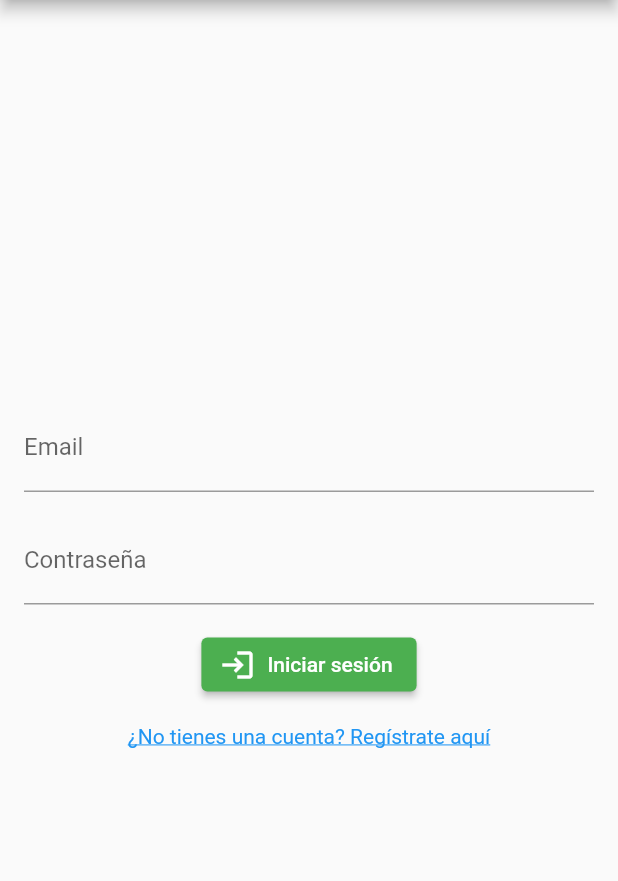
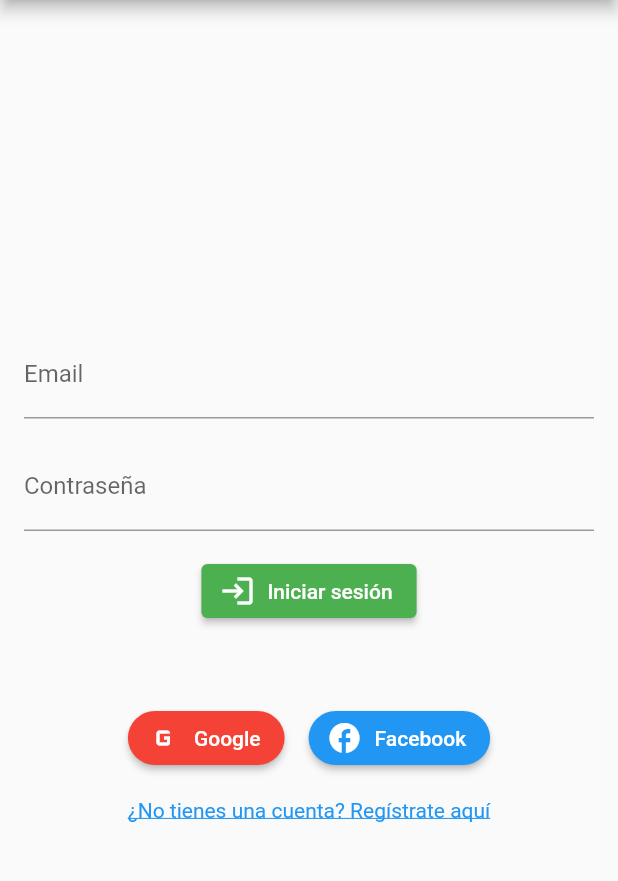
Before and after one commit to FrancaBruzzone/Obl_IHC_PruebasConFlutter, a Flutter app: the screen it shows after launch, on a phone screen of 412 x 824 dp, the part 84-965 px from its top. Run offline on Flutter 3.47's test engine with Material 2 defaults, Android fonts, the phone set to English and light mode, and no system bars; our stand-ins replace image_picker; missing offline and left inert: flutter_barcode_scanner.

Commit message:
Agrego botones para iniciar sesion con google y con facebook, sin ninguna lógica

```diff
--- a/lib/views/login_page.dart
+++ b/lib/views/login_page.dart
@@ -8,7 +8,7 @@ class LoginPage extends StatelessWidget {
     return Scaffold(
       appBar: AppBar(
         title: Text('GreenTrace'),
-        backgroundColor: Colors.green
+        backgroundColor: Colors.green,
       ),
       body: Padding(
         padding: EdgeInsets.all(16.0),
@@ -30,23 +30,70 @@ class LoginPage extends StatelessWidget {
             SizedBox(height: 16.0),
             ElevatedButton.icon(
               style: ButtonStyle(
-                  backgroundColor: MaterialStateProperty.all<Color>(Colors.green)
+                backgroundColor: MaterialStateProperty.all<Color>(Colors.green),
               ),
               onPressed: () {
-                // Navega a la página de inicio
-                Navigator.of(context).push(
-                  MaterialPageRoute(
-                    builder: (context) => HomePage(),
-                  ),
-                );
+                // Aquí iba el código para el inicio de sesión con correo y contraseña
               },
               icon: Icon(
                 Icons.login,
                 color: Colors.white,
               ),
-              label: Text('Iniciar sesión',
-                  style: TextStyle(color: Colors.white)
-              )
+              label: Text(
+                'Iniciar sesión',
+                style: TextStyle(color: Colors.white),
+              ),
+            ),
+            SizedBox(height: 50.0),
+            Row(
+              mainAxisAlignment: MainAxisAlignment.center,
+              children: <Widget>[
+                ElevatedButton.icon(
+                  style: ButtonStyle(
+                    backgroundColor: MaterialStateProperty.all<Color>(Colors.red),
+                    foregroundColor: MaterialStateProperty.all<Color>(Colors.white),
+                    shape: MaterialStateProperty.all<RoundedRectangleBorder>(
+                      RoundedRectangleBorder(
+                        borderRadius: BorderRadius.circular(20.0),
+                      ),
+                    ),
+                  ),
+                  onPressed: () {
+                    // Iniciar sesión con Google
+                  },
+                  icon: Icon(
+                    Icons.g_mobiledata,
+                    color: Colors.white,
+                  ),
+                  label: Text(
+                    'Google',
+                    style: TextStyle(color: Colors.white),
+                  ),
+                ),
+                SizedBox(width: 16.0),
+                ElevatedButton.icon(
+                  style: ButtonStyle(
+                    backgroundColor: MaterialStateProperty.all<Color>(Colors.blue),
+                    foregroundColor: MaterialStateProperty.all<Color>(Colors.white),
+                    shape: MaterialStateProperty.all<RoundedRectangleBorder>(
+                      RoundedRectangleBorder(
+                        borderRadius: BorderRadius.circular(20.0),
+                      ),
+                    ),
+                  ),
+                  onPressed: () {
+                    // Iniciar sesión con Facebook
+                  },
+                  icon: Icon(
+                    Icons.facebook,
+                    color: Colors.white,
+                  ),
+                  label: Text(
+                    'Facebook',
+                    style: TextStyle(color: Colors.white),
+                  ),
+                ),
+              ],
             ),
             SizedBox(height: 16.0),
             GestureDetector(
```
